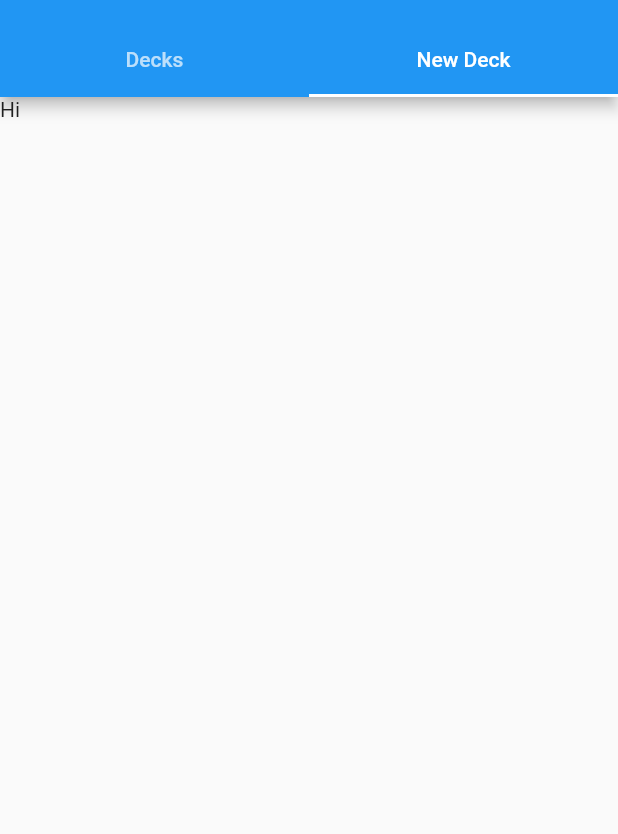
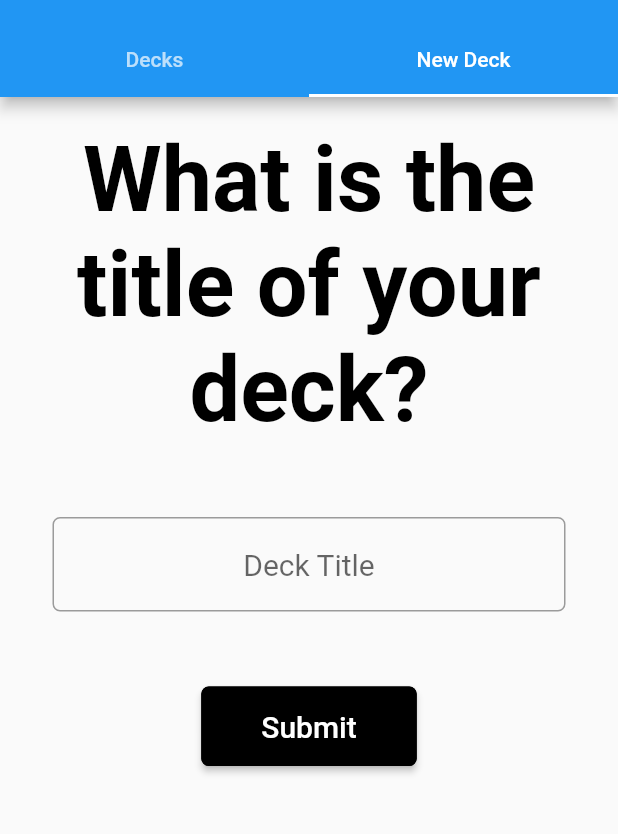
Before and after one commit to Aprisyta/QuizCardsFlutter, a Flutter app: the screen it shows after launch, tab 2 chosen, on a phone screen of 412 x 824 dp, the part 59-893 px from its top. Run offline on Flutter 3.47's test engine with Material 2 defaults, Android fonts, the phone set to English and light mode, and no system bars.

Commit message:
New Deck TabView created

```diff
--- a/lib/main.dart
+++ b/lib/main.dart
@@ -30,6 +30,9 @@ class MyApp extends StatelessWidget {
                       itemBuilder: (BuildContext context,int index){
                         return new Container(
                           child: ListTile(
+                            onTap: () {
+                              // open page
+                            },
                             title: Center(child: Text("${decks[index].deckTitle}")),
                             subtitle: Center(child: Text("${decks[index].cards.length} cards")),
                           ),
@@ -41,7 +44,60 @@ class MyApp extends StatelessWidget {
                         );
                       }
                     ),
-                  new Text("Hi")
+                  Padding(
+                    padding: const EdgeInsets.all(20.0),
+                    child: new Column(
+                      children: <Widget>[
+                        Text(
+                          "What is the title of your deck?",
+                          textAlign: TextAlign.center,
+                          style: TextStyle(
+                            color: Colors.black,
+                            fontSize: 60.0,
+                            fontWeight: FontWeight.w700,
+                          ),
+                        ),
+                        Padding(
+                          padding: const EdgeInsets.fromLTRB(15.0, 50.0, 15.0, 50.0),
+                          child: TextField(
+                            textAlign: TextAlign.center,
+                            autocorrect: true,
+                            style: TextStyle(
+                              fontSize: 20.0
+                            ),
+                            decoration: InputDecoration(
+                              hintText: "Deck Title",
+                              border: OutlineInputBorder(
+                                borderRadius: BorderRadius.all(Radius.circular(5.0)),
+                                borderSide: BorderSide(
+                                  color: Colors.black,
+                                  width: 2.0,
+                                  style: BorderStyle.solid
+                                )
+                              )
+                            ),
+                          ),
+                        ),
+                        RaisedButton(
+                          child: Text(
+                            "Submit",
+                            style: TextStyle(
+                              fontSize: 20.0,
+                            ),
+                          ),
+                          color: Colors.black,
+                          onPressed: () {
+                            // add deck to decks
+                          },
+                          textColor: Colors.white,
+                          padding: EdgeInsets.fromLTRB(40.0, 15.0, 40.0, 15.0),
+                          shape: OutlineInputBorder(
+                            borderRadius: BorderRadius.all(Radius.circular(5.0)),
+                          ),
+                        )
+                      ],
+                    ),
+                  )
                 ]
             ),
           )
```
